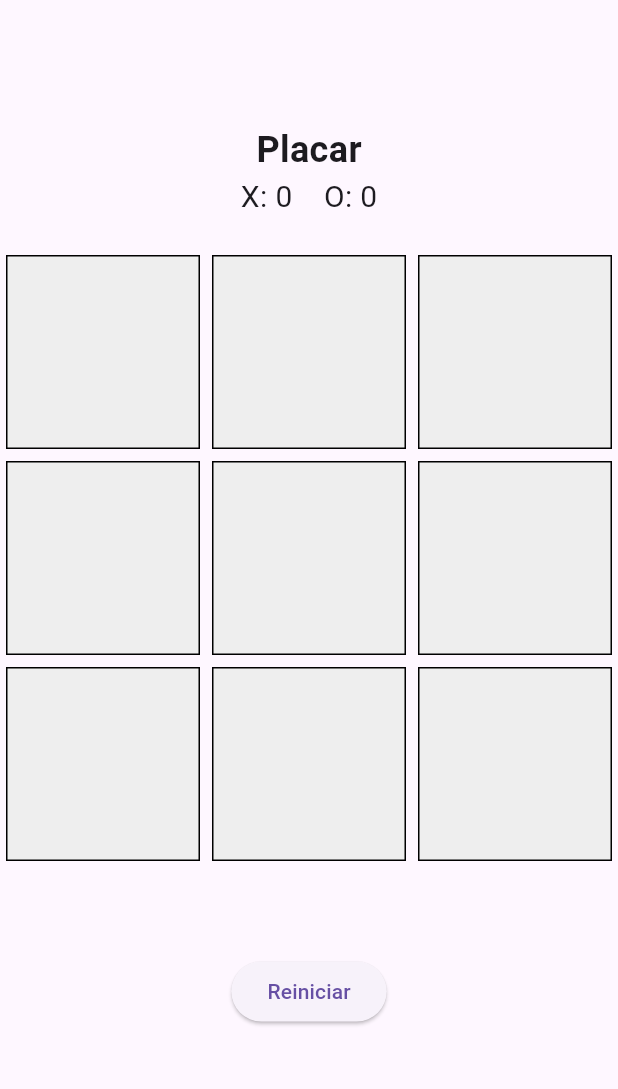
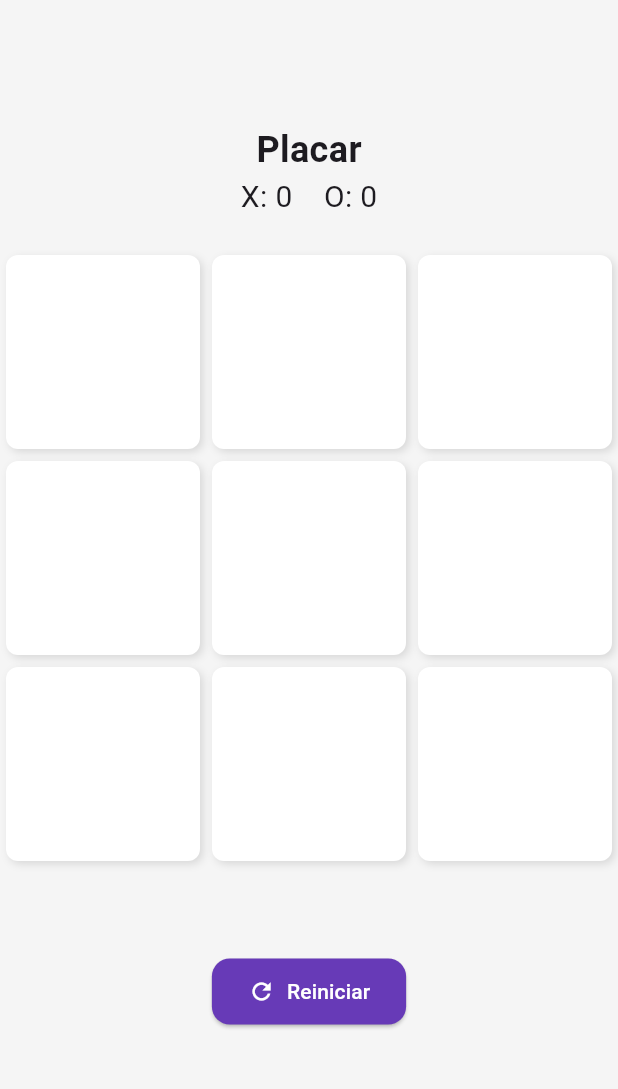
Before and after one commit to Adeilson98/jogo_da_velha, a Flutter app: the screen it shows after launch, on a phone screen of 412 x 824 dp, the part 84-1173 px from its top. Run offline on Flutter 3.47's test engine with Material 3 defaults, Android fonts, the phone set to English and light mode, and no system bars.

Commit message:
Adicionado estilização ao projeto

```diff
--- a/lib/main.dart
+++ b/lib/main.dart
@@ -12,6 +12,13 @@ class JogoDaVelhaApp extends StatelessWidget {
   Widget build(BuildContext context) {
     return MaterialApp(
       title: 'Jogo da Velha',
+      theme: ThemeData(
+        primarySwatch: Colors.deepPurple,
+        scaffoldBackgroundColor: Colors.grey[100],
+        textTheme: TextTheme(
+          bodyLarge: TextStyle(fontSize: 20),
+        ),
+      ),
       home: JogoDaVelha(),
       debugShowCheckedModeBanner: false,
     );
@@ -139,13 +146,24 @@ class _JogoDaVelhaState extends State<JogoDaVelha> {
                 child: Container(
                   margin: EdgeInsets.all(4),
                   decoration: BoxDecoration(
-                    border: Border.all(),
-                    color: Colors.grey[200],
+                    color: Colors.white,
+                    borderRadius: BorderRadius.circular(8),
+                    boxShadow: [
+                      BoxShadow(
+                        color: Colors.black12,
+                        blurRadius: 4,
+                        offset: Offset(2, 2),
+                      )
+                    ]
                   ),
                   child: Center(
                     child: Text(
                       _tabuleiro[index],
-                      style: TextStyle(fontSize: 40),
+                      style: TextStyle(
+                        fontSize: 40,
+                        fontWeight: FontWeight.bold,
+                        color: _tabuleiro[index] == 'X' ? Colors.blue : Colors.red,
+                      ),
                     ),
                   ),
                 ),
@@ -158,9 +176,18 @@ class _JogoDaVelhaState extends State<JogoDaVelha> {
             style: TextStyle(fontSize: 20, color: Colors.blue),
           ),
           SizedBox(height: 10),
-          ElevatedButton(
+          ElevatedButton.icon(
             onPressed: _reiniciarJogo,
-            child: Text('Reiniciar'),
+            icon: Icon(Icons.refresh),
+            label: Text('Reiniciar'),
+            style: ElevatedButton.styleFrom(
+              padding: EdgeInsets.symmetric(horizontal: 24, vertical: 12),
+              backgroundColor: Colors.deepPurple,
+              foregroundColor: Colors.white,
+              shape: RoundedRectangleBorder(
+                borderRadius: BorderRadius.circular(12),
+              )
+            ),
           )
         ],
       ),
```
